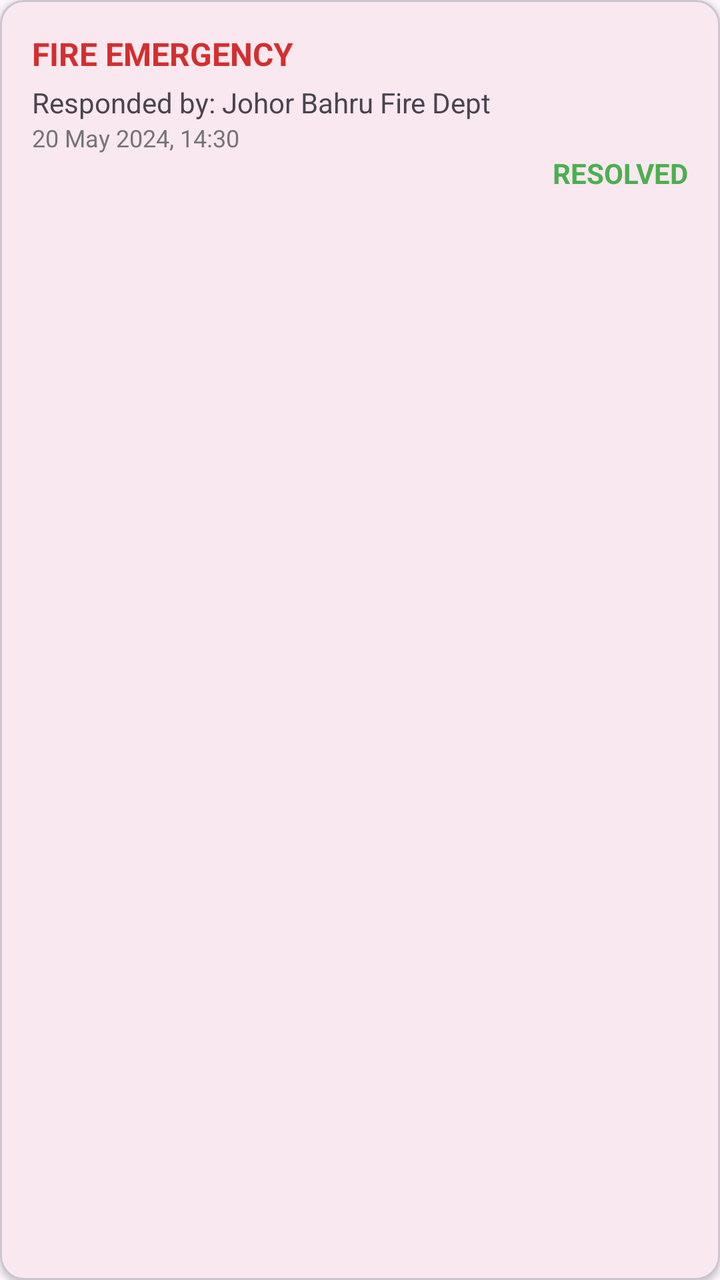
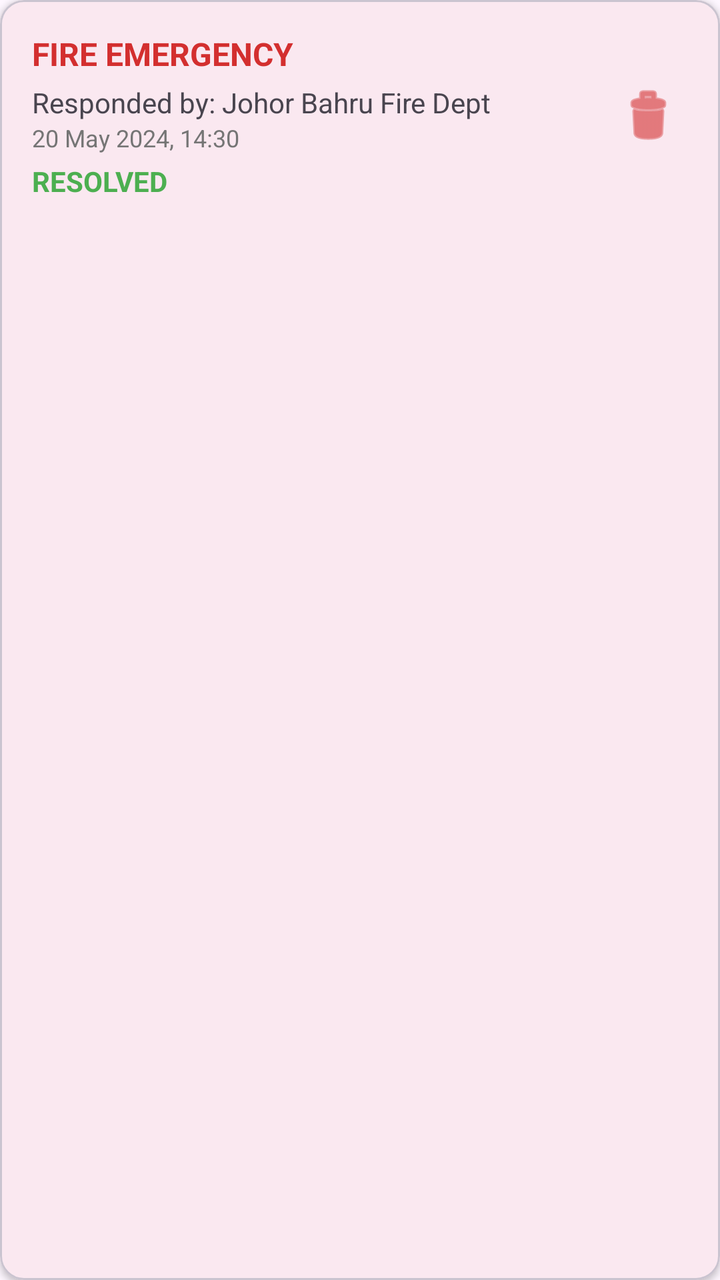

An Android layout rendered at two revisions. The XML below is the earlier revision; the diff shows what the commit changed to produce the second picture.
<!-- AndroidManifest.xml: application theme Theme.JERAPP -->
<!-- res/layout/item_user_history.xml -->
<com.google.android.material.card.MaterialCardView
    xmlns:android="http://schemas.android.com/apk/res/android"
    xmlns:app="http://schemas.android.com/apk/res-auto"
    android:layout_width="match_parent"
    android:layout_height="wrap_content"
    android:layout_margin="8dp"
    app:cardCornerRadius="12dp"
    app:cardElevation="2dp">

    <LinearLayout
        android:layout_width="match_parent"
        android:layout_height="wrap_content"
        android:orientation="vertical"
        android:padding="16dp">

        <TextView
            android:id="@+id/histType"
            android:layout_width="wrap_content"
            android:layout_height="wrap_content"
            android:text="FIRE EMERGENCY"
            android:textStyle="bold"
            android:textColor="@color/primary"
            android:textSize="16sp"/>

        <TextView
            android:id="@+id/histDept"
            android:layout_width="wrap_content"
            android:layout_height="wrap_content"
            android:text="Responded by: Johor Bahru Fire Dept"
            android:layout_marginTop="4dp"/>

        <TextView
            android:id="@+id/histDate"
            android:layout_width="wrap_content"
            android:layout_height="wrap_content"
            android:text="20 May 2024, 14:30"
            android:textColor="#757575"
            android:textSize="12sp"/>

        <TextView
            android:id="@+id/histStatus"
            android:layout_width="wrap_content"
            android:layout_height="wrap_content"
            android:layout_gravity="end"
            android:text="RESOLVED"
            android:textStyle="bold"
            android:textColor="#4CAF50"/>
    </LinearLayout>
</com.google.android.material.card.MaterialCardView>
<!-- resources referenced by this layout -->
<resources>
  <color name="primary">#D32F2F</color>
  <style name="Theme.JERAPP" parent="Theme.Material3.DayNight.NoActionBar">
          
          <item name="colorPrimary">@color/primary</item>
          <item name="android:statusBarColor">@color/primary</item>
  
          
          <item name="android:windowLightStatusBar">false</item>
  
          
          <item name="android:navigationBarColor">@color/background</item>
          <item name="android:windowLightNavigationBar">true</item>
      </style>
  <color name="background">#FFFBFF</color>
</resources>

<!-- the commit's change to res/layout/item_user_history.xml (unified diff, before → after) -->
@@ -7,43 +7,60 @@
     app:cardCornerRadius="12dp"
     app:cardElevation="2dp">
 
-    <LinearLayout
+    <RelativeLayout
         android:layout_width="match_parent"
         android:layout_height="wrap_content"
-        android:orientation="vertical"
         android:padding="16dp">
 
-        <TextView
-            android:id="@+id/histType"
-            android:layout_width="wrap_content"
+        <LinearLayout
+            android:layout_width="match_parent"
             android:layout_height="wrap_content"
-            android:text="FIRE EMERGENCY"
-            android:textStyle="bold"
-            android:textColor="@color/primary"
-            android:textSize="16sp"/>
+            android:orientation="vertical"
+            android:layout_toStartOf="@id/btnDeleteHistory">
 
-        <TextView
-            android:id="@+id/histDept"
-            android:layout_width="wrap_content"
-            android:layout_height="wrap_content"
-            android:text="Responded by: Johor Bahru Fire Dept"
-            android:layout_marginTop="4dp"/>
+            <TextView
+                android:id="@+id/histType"
+                android:layout_width="wrap_content"
+                android:layout_height="wrap_content"
+                android:text="FIRE EMERGENCY"
+                android:textStyle="bold"
+                android:textColor="@color/primary"
+                android:textSize="16sp"/>
 
-        <TextView
-            android:id="@+id/histDate"
-            android:layout_width="wrap_content"
-            android:layout_height="wrap_content"
-            android:text="20 May 2024, 14:30"
-            android:textColor="#757575"
-            android:textSize="12sp"/>
+            <TextView
+                android:id="@+id/histDept"
+                android:layout_width="wrap_content"
+                android:layout_height="wrap_content"
+                android:text="Responded by: Johor Bahru Fire Dept"
+                android:layout_marginTop="4dp"/>
 
-        <TextView
-            android:id="@+id/histStatus"
-            android:layout_width="wrap_content"
-            android:layout_height="wrap_content"
-            android:layout_gravity="end"
-            android:text="RESOLVED"
-            android:textStyle="bold"
-            android:textColor="#4CAF50"/>
-    </LinearLayout>
+            <TextView
+                android:id="@+id/histDate"
+                android:layout_width="wrap_content"
+                android:layout_height="wrap_content"
+                android:text="20 May 2024, 14:30"
+                android:textColor="#757575"
+                android:textSize="12sp"/>
+
+            <TextView
+                android:id="@+id/histStatus"
+                android:layout_width="wrap_content"
+                android:layout_height="wrap_content"
+                android:layout_marginTop="4dp"
+                android:text="RESOLVED"
+                android:textStyle="bold"
+                android:textColor="#4CAF50"/>
+        </LinearLayout>
+
+        <ImageButton
+            android:id="@+id/btnDeleteHistory"
+            android:layout_width="40dp"
+            android:layout_height="40dp"
+            android:layout_alignParentEnd="true"
+            android:layout_centerVertical="true"
+            android:background="?attr/selectableItemBackgroundBorderless"
+            android:src="@android:drawable/ic_menu_delete"
+            app:tint="#D32F2F" />
+
+    </RelativeLayout>
 </com.google.android.material.card.MaterialCardView>
